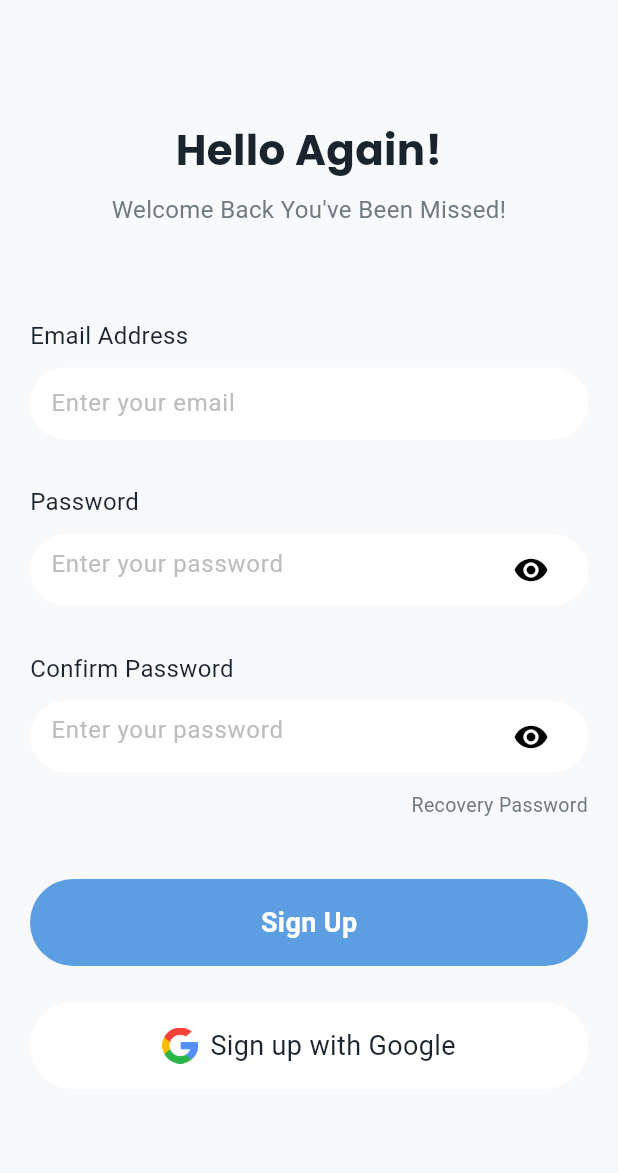
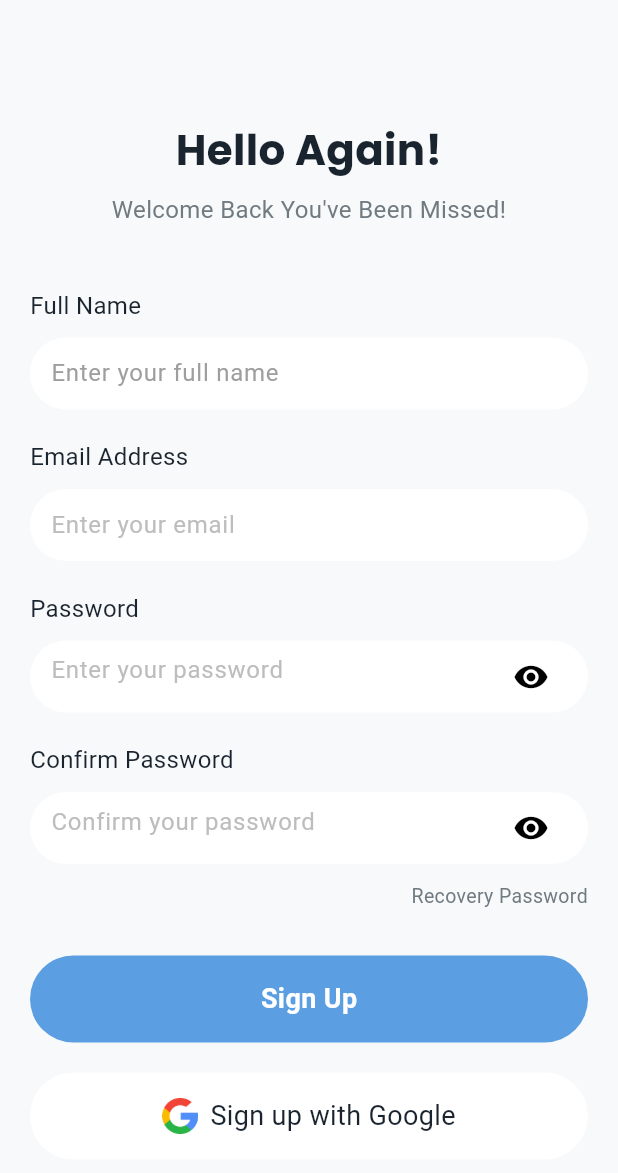
Before and after one commit to HarshV404/RGIT-Apparels, a Flutter app: the RegisterPage screen opened directly with empty values, on a phone screen of 412 x 824 dp. Shown: the top 1173 px of the screen. Run offline on Flutter 3.47's test engine with Material 3 defaults, Android fonts, the phone set to English and light mode, and no system bars; our stand-ins replace cloud_firestore, firebase_auth, firebase_core, flutter_svg, google_fonts; accounts and stored records are empty.

Commit message:
Fourth Commit

```diff
--- a/lib/pages/register_page.dart
+++ b/lib/pages/register_page.dart
@@ -1,3 +1,4 @@
+import 'package:cloud_firestore/cloud_firestore.dart';
 import 'package:firebase_auth/firebase_auth.dart';
 import 'package:flutter/material.dart';
 import 'package:google_fonts/google_fonts.dart';
@@ -11,26 +12,76 @@ class RegisterPage extends StatefulWidget {
 }
 
 class _RegisterPageState extends State<RegisterPage> {
-  //text controllers
+  // Text controllers
   final _emailController = TextEditingController();
   final _passwordController = TextEditingController();
   final _confirmpasswordController = TextEditingController();
+  final _nameController = TextEditingController(); // Added name controller
+  bool _isObscure = true;
+  bool _isLoading = false; // Added loading state
 
-  Future signUp() async{
-    if(passwordConfirmed()){
+  Future<void> signUp() async {
+    if (!passwordConfirmed()) {
+      ScaffoldMessenger.of(context).showSnackBar(
+        const SnackBar(content: Text('Passwords do not match!')),
+      );
+      return;
+    }
+
+    setState(() {
+      _isLoading = true;
+    });
+
+    try {
+      // Create user in Firebase Auth
+      UserCredential userCredential =
           await FirebaseAuth.instance.createUserWithEmailAndPassword(
         email: _emailController.text.trim(),
         password: _passwordController.text.trim(),
       );
+
+      // Create user document in Firestore
+      await FirebaseFirestore.instance
+          .collection('users')
+          .doc(userCredential.user!.uid)
+          .set({
+            'email': _emailController.text.trim(),
+            'name': _nameController.text.trim(),
+            'createdAt': FieldValue.serverTimestamp(),
+            'updatedAt': FieldValue.serverTimestamp(),
+          });
+
+      // Initialize favorites subcollection with an empty document
+      await FirebaseFirestore.instance
+          .collection('users')
+          .doc(userCredential.user!.uid)
+          .collection('favorites')
+          .doc('initial')
+          .set({'initialized': true});
+
+    } on FirebaseAuthException catch (e) {
+      String errorMessage = 'An error occurred';
+      if (e.code == 'weak-password') {
+        errorMessage = 'The password provided is too weak.';
+      } else if (e.code == 'email-already-in-use') {
+        errorMessage = 'The account already exists for that email.';
+      }
+      ScaffoldMessenger.of(context).showSnackBar(
+        SnackBar(content: Text(errorMessage)),
+      );
+    } catch (e) {
+      ScaffoldMessenger.of(context).showSnackBar(
+        SnackBar(content: Text('Error: ${e.toString()}')),
+      );
+    } finally {
+      setState(() {
+        _isLoading = false;
+      });
     }
   }
 
-  passwordConfirmed() {
-    if(_passwordController.text.trim() == _confirmpasswordController.text.trim()){
-      return true;
-    } else {
-      return false;
-    }
+  bool passwordConfirmed() {
+    return _passwordController.text.trim() == _confirmpasswordController.text.trim();
   }
 
   @override
@@ -38,13 +89,14 @@ class _RegisterPageState extends State<RegisterPage> {
     _emailController.dispose();
     _passwordController.dispose();
     _confirmpasswordController.dispose();
+    _nameController.dispose();
     super.dispose();
   }
-  bool _isObscure = true;
+
   @override
   Widget build(BuildContext context) {
     return Scaffold(
-      backgroundColor: Color.fromRGBO(248, 249, 250, 1),
+      backgroundColor: const Color.fromRGBO(248, 249, 250, 1),
       body: SafeArea(
         child: Center(
           child: SingleChildScrollView(
@@ -55,20 +107,20 @@ class _RegisterPageState extends State<RegisterPage> {
                 children: [
                   // Hello Again text
                   Container(
-                    margin: EdgeInsets.only(top: 80),
+                    margin: const EdgeInsets.only(top: 80),
                     child: Column(
                       children: [
                         Text(
                           'Hello Again!',
                           textAlign: TextAlign.center,
                           style: GoogleFonts.poppins(
-                            color: Color.fromRGBO(26, 36, 47, 1),
+                            color: const Color.fromRGBO(26, 36, 47, 1),
                             fontSize: 28,
                             fontWeight: FontWeight.bold,
                           ),
                         ),
-                        SizedBox(height: 8),
-                        Text(
+                        const SizedBox(height: 8),
+                        const Text(
                           "Welcome Back You've Been Missed!",
                           textAlign: TextAlign.center,
                           style: TextStyle(
@@ -81,7 +133,46 @@ class _RegisterPageState extends State<RegisterPage> {
                       ],
                     ),
                   ),
-                  SizedBox(height: 60),
+                  const SizedBox(height: 40), // Reduced from 60
+
+                  // Name field (added)
+                  Padding(
+                    padding: const EdgeInsets.symmetric(horizontal: 20.0),
+                    child: Column(
+                      crossAxisAlignment: CrossAxisAlignment.start,
+                      children: [
+                        const Text(
+                          'Full Name',
+                          style: TextStyle(
+                            color: Color.fromRGBO(26, 36, 47, 1),
+                            fontSize: 16,
+                            fontWeight: FontWeight.normal,
+                          ),
+                        ),
+                        const SizedBox(height: 10),
+                        Container(
+                          decoration: BoxDecoration(
+                            color: Colors.white,
+                            borderRadius: BorderRadius.circular(50),
+                          ),
+                          child: Padding(
+                            padding: const EdgeInsets.symmetric(horizontal: 14),
+                            child: TextField(
+                              controller: _nameController,
+                              decoration: const InputDecoration(
+                                border: InputBorder.none,
+                                hintText: 'Enter your full name',
+                                hintStyle: TextStyle(
+                                  color: Colors.grey,
+                                ),
+                              ),
+                            ),
+                          ),
+                        ),
+                      ],
+                    ),
+                  ),
+                  const SizedBox(height: 20),
 
                   // Email field
                   Padding(
@@ -89,7 +180,7 @@ class _RegisterPageState extends State<RegisterPage> {
                     child: Column(
                       crossAxisAlignment: CrossAxisAlignment.start,
                       children: [
-                        Text(
+                        const Text(
                           'Email Address',
                           style: TextStyle(
                             color: Color.fromRGBO(26, 36, 47, 1),
@@ -97,7 +188,7 @@ class _RegisterPageState extends State<RegisterPage> {
                             fontWeight: FontWeight.normal,
                           ),
                         ),
-                        SizedBox(height: 10),
+                        const SizedBox(height: 10),
                         Container(
                           decoration: BoxDecoration(
                             color: Colors.white,
@@ -120,7 +211,7 @@ class _RegisterPageState extends State<RegisterPage> {
                       ],
                     ),
                   ),
-                  SizedBox(height: 30),
+                  const SizedBox(height: 20),
 
                   // Password field
                   Padding(
@@ -128,7 +219,7 @@ class _RegisterPageState extends State<RegisterPage> {
                     child: Column(
                       crossAxisAlignment: CrossAxisAlignment.start,
                       children: [
-                        Text(
+                        const Text(
                           'Password',
                           style: TextStyle(
                             color: Color.fromRGBO(26, 36, 47, 1),
@@ -136,7 +227,7 @@ class _RegisterPageState extends State<RegisterPage> {
                             fontWeight: FontWeight.normal,
                           ),
                         ),
-                        SizedBox(height: 10),
+                        const SizedBox(height: 10),
                         Container(
                           decoration: BoxDecoration(
                             color: Colors.white,
@@ -170,14 +261,15 @@ class _RegisterPageState extends State<RegisterPage> {
                       ],
                     ),
                   ),
-                  SizedBox(height: 30),
+                  const SizedBox(height: 20),
 
+                  // Confirm Password field
                   Padding(
                     padding: const EdgeInsets.symmetric(horizontal: 20.0),
                     child: Column(
                       crossAxisAlignment: CrossAxisAlignment.start,
                       children: [
-                        Text(
+                        const Text(
                           'Confirm Password',
                           style: TextStyle(
                             color: Color.fromRGBO(26, 36, 47, 1),
@@ -185,7 +277,7 @@ class _RegisterPageState extends State<RegisterPage> {
                             fontWeight: FontWeight.normal,
                           ),
                         ),
-                        SizedBox(height: 10),
+                        const SizedBox(height: 10),
                         Container(
                           decoration: BoxDecoration(
                             color: Colors.white,
@@ -198,7 +290,7 @@ class _RegisterPageState extends State<RegisterPage> {
                               obscureText: _isObscure,
                               decoration: InputDecoration(
                                 border: InputBorder.none,
-                                hintText: 'Enter your password',
+                                hintText: 'Confirm your password',
                                 hintStyle: TextStyle(
                                   color: Colors.grey[400],
                                 ),
@@ -225,8 +317,8 @@ class _RegisterPageState extends State<RegisterPage> {
                     padding: const EdgeInsets.symmetric(horizontal: 20.0),
                     child: Container(
                       alignment: Alignment.centerRight,
-                      child: Padding(
-                        padding: const EdgeInsets.only(top: 12.0),
+                      child: const Padding(
+                        padding: EdgeInsets.only(top: 12.0),
                         child: Text(
                           'Recovery Password',
                           textAlign: TextAlign.right,
@@ -239,21 +331,30 @@ class _RegisterPageState extends State<RegisterPage> {
                       ),
                     ),
                   ),
-                  SizedBox(height: 40),
+                  const SizedBox(height: 30),
 
-                  // Sign in button
+                  // Sign up button
                   Padding(
                     padding: const EdgeInsets.symmetric(horizontal: 20.0),
                     child: GestureDetector(
-                      onTap: signUp,
+                      onTap: _isLoading ? null : signUp,
                       child: Container(
                         padding: const EdgeInsets.all(16),
                         decoration: BoxDecoration(
-                          color: Color.fromRGBO(91, 158, 225, 1),
+                          color: const Color.fromRGBO(91, 158, 225, 1),
                           borderRadius: BorderRadius.circular(50),
                         ),
                         child: Center(
-                          child: Text(
+                          child: _isLoading
+                              ? const SizedBox(
+                                  width: 20,
+                                  height: 20,
+                                  child: CircularProgressIndicator(
+                                    color: Colors.white,
+                                    strokeWidth: 2,
+                                  ),
+                                )
+                              : const Text(
                                   "Sign Up",
                                   style: TextStyle(
                                     color: Colors.white,
@@ -265,7 +366,7 @@ class _RegisterPageState extends State<RegisterPage> {
                       ),
                     ),
                   ),
-                  SizedBox(height: 24),
+                  const SizedBox(height: 20),
 
                   // Google sign in
                   Padding(
@@ -284,8 +385,8 @@ class _RegisterPageState extends State<RegisterPage> {
                             height: 24,
                             width: 24,
                           ),
-                          SizedBox(width: 8),
-                          Text(
+                          const SizedBox(width: 8),
+                          const Text(
                             "Sign up with Google",
                             style: TextStyle(
                               color: Color.fromRGBO(26, 36, 47, 1),
@@ -298,13 +399,13 @@ class _RegisterPageState extends State<RegisterPage> {
                     ),
                   ),
 
-                  // Register link
+                  // Already have an account link
                   Padding(
-                    padding: const EdgeInsets.only(top: 100.0, bottom: 20.0),
+                    padding: const EdgeInsets.only(top: 60.0, bottom: 20.0), // Reduced top padding
                     child: Row(
                       mainAxisAlignment: MainAxisAlignment.center,
                       children: [
-                        Text(
+                        const Text(
                           "Already have an account?",
                           style: TextStyle(
                             color: Color.fromRGBO(112, 123, 129, 1),
@@ -314,7 +415,7 @@ class _RegisterPageState extends State<RegisterPage> {
                         ),
                         GestureDetector(
                           onTap: widget.showLoginPage,
-                          child: Text(
+                          child: const Text(
                             " Sign In",
                             style: TextStyle(
                               color: Color.fromRGBO(26, 36, 47, 1),
```
Also changed, not shown: lib/services/firestore_services.dart (+87 -74 lines). Lines whose indentation alone changed are shown as unchanged.
